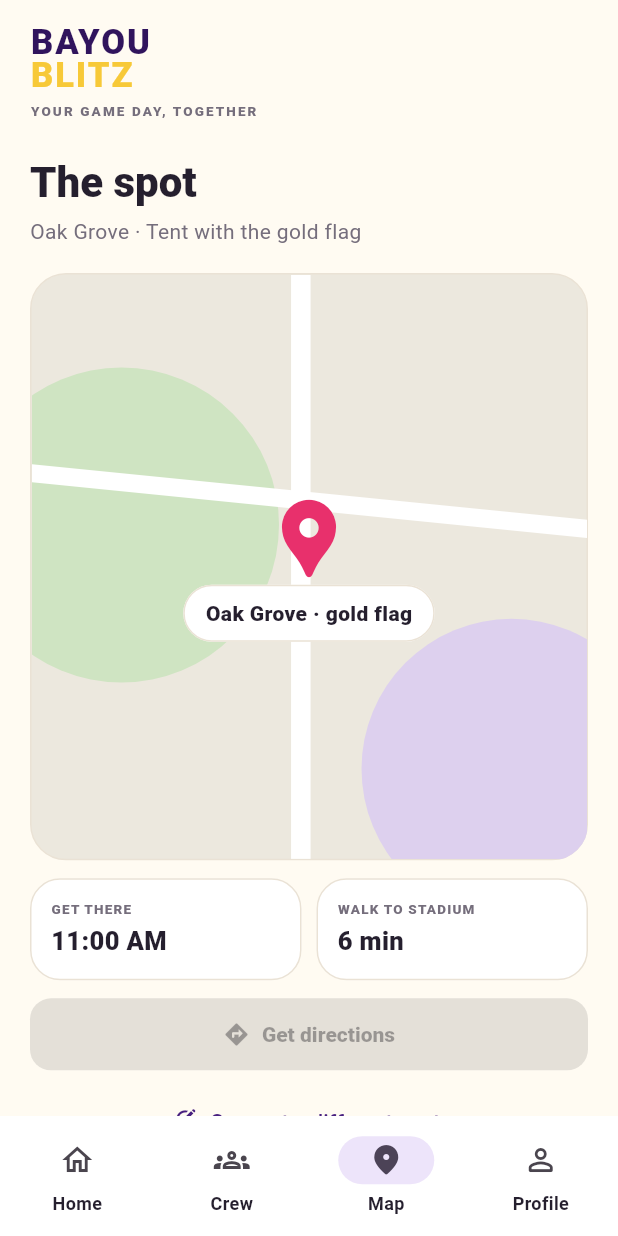
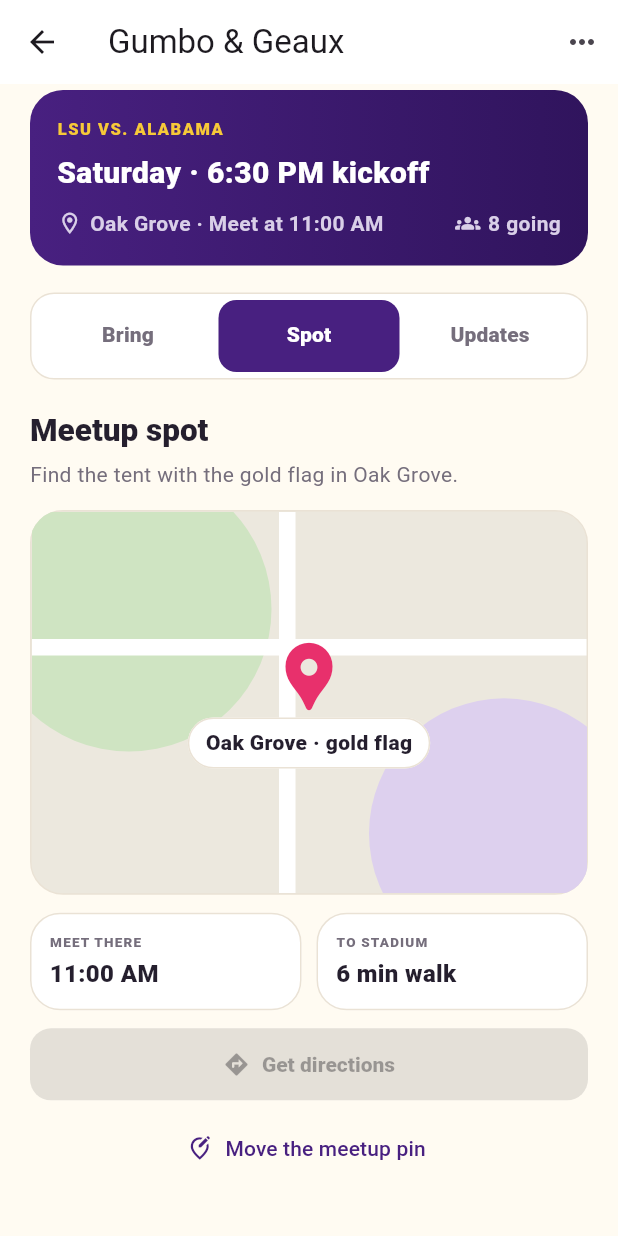
Before and after one commit to tylerlallande/Project-5, a Flutter app: the screen it shows after launch, scrolled down 287 dp, after a tap on the "map" icon, on a phone screen of 412 x 824 dp. Run offline on Flutter 3.47's test engine with Material 3 defaults, Android fonts, the phone set to English and light mode, and no system bars; Roboto replaces fonts that are missing (Arial).

Commit message:
Add tailgate detail page with event tabs

```diff
--- a/lib/app_shell.dart
+++ b/lib/app_shell.dart
@@ -1,5 +1,6 @@
 import 'package:flutter/material.dart';
 
+import 'features/tailgate_detail/tailgate_detail_screen.dart';
 import 'screens/crew_screen.dart';
 import 'screens/home_screen.dart';
 import 'screens/map_screen.dart';
@@ -36,6 +37,14 @@ class _AppShellState extends State<AppShell> {
     );
   }
 
+  void _openTailgate(int tabIndex) {
+    Navigator.of(context).push(
+      MaterialPageRoute<void>(
+        builder: (_) => TailgateDetailScreen(initialTab: tabIndex),
+      ),
+    );
+  }
+
   @override
   Widget build(BuildContext context) {
     return Scaffold(
@@ -46,7 +55,7 @@ class _AppShellState extends State<AppShell> {
           controller: _pageController,
           onPageChanged: (index) => setState(() => _pageIndex = index),
           children: [
-            HomeScreen(onNavigate: _goToPage),
+            HomeScreen(onNavigate: _goToPage, onOpenTailgate: _openTailgate),
             const CrewScreen(),
             const MapScreen(),
             const ProfileScreen(),
--- /dev/null
+++ b/lib/features/tailgate_detail/tailgate_detail_screen.dart
@@ -0,0 +1,463 @@
+import 'package:flutter/material.dart';
+
+import '../../theme/app_theme.dart';
+import '../bring_list/bring_list_section.dart';
+
+class TailgateDetailScreen extends StatelessWidget {
+  const TailgateDetailScreen({super.key, this.initialTab = 0});
+
+  final int initialTab;
+
+  @override
+  Widget build(BuildContext context) {
+    return DefaultTabController(
+      length: 3,
+      initialIndex: initialTab.clamp(0, 2),
+      child: Scaffold(
+        appBar: AppBar(
+          title: const Text('Gumbo & Geaux'),
+          actions: [
+            IconButton(
+              tooltip: 'Tailgate options',
+              onPressed: () {},
+              icon: const Icon(Icons.more_horiz_rounded),
+            ),
+          ],
+        ),
+        body: Column(
+          children: [
+            const _TailgateSummary(),
+            const Padding(
+              padding: EdgeInsets.fromLTRB(20, 8, 20, 8),
+              child: _TailgateTabBar(),
+            ),
+            const Expanded(
+              child: TabBarView(
+                key: Key('tailgate-tab-view'),
+                children: [_BringTab(), _SpotTab(), _UpdatesTab()],
+              ),
+            ),
+          ],
+        ),
+      ),
+    );
+  }
+}
+
+class _TailgateSummary extends StatelessWidget {
+  const _TailgateSummary();
+
+  @override
+  Widget build(BuildContext context) {
+    return Container(
+      width: double.infinity,
+      margin: const EdgeInsets.fromLTRB(20, 4, 20, 10),
+      padding: const EdgeInsets.all(18),
+      decoration: BoxDecoration(
+        gradient: const LinearGradient(
+          colors: [AppColors.purple, AppColors.deepPurple],
+        ),
+        borderRadius: BorderRadius.circular(22),
+      ),
+      child: const Column(
+        crossAxisAlignment: CrossAxisAlignment.start,
+        children: [
+          Text(
+            'LSU VS. ALABAMA',
+            style: TextStyle(
+              color: AppColors.gold,
+              fontSize: 11,
+              fontWeight: FontWeight.w900,
+              letterSpacing: 1,
+            ),
+          ),
+          SizedBox(height: 7),
+          Text(
+            'Saturday · 6:30 PM kickoff',
+            style: TextStyle(
+              color: Colors.white,
+              fontSize: 20,
+              fontWeight: FontWeight.w900,
+            ),
+          ),
+          SizedBox(height: 9),
+          Row(
+            children: [
+              Icon(
+                Icons.location_on_outlined,
+                color: Color(0xFFD9CFE8),
+                size: 17,
+              ),
+              SizedBox(width: 5),
+              Expanded(
+                child: Text(
+                  'Oak Grove · Meet at 11:00 AM',
+                  style: TextStyle(
+                    color: Color(0xFFD9CFE8),
+                    fontWeight: FontWeight.w600,
+                  ),
+                ),
+              ),
+              Icon(Icons.groups_rounded, color: Color(0xFFD9CFE8), size: 17),
+              SizedBox(width: 5),
+              Text(
+                '8 going',
+                style: TextStyle(
+                  color: Color(0xFFD9CFE8),
+                  fontWeight: FontWeight.w600,
+                ),
+              ),
+            ],
+          ),
+        ],
+      ),
+    );
+  }
+}
+
+class _TailgateTabBar extends StatelessWidget {
+  const _TailgateTabBar();
+
+  @override
+  Widget build(BuildContext context) {
+    return Container(
+      padding: const EdgeInsets.all(4),
+      decoration: BoxDecoration(
+        color: Colors.white,
+        borderRadius: BorderRadius.circular(16),
+        border: Border.all(color: AppColors.border),
+      ),
+      child: TabBar(
+        dividerColor: Colors.transparent,
+        indicatorSize: TabBarIndicatorSize.tab,
+        indicator: BoxDecoration(
+          color: AppColors.purple,
+          borderRadius: BorderRadius.circular(12),
+        ),
+        labelColor: Colors.white,
+        unselectedLabelColor: AppColors.muted,
+        labelStyle: const TextStyle(fontWeight: FontWeight.w800),
+        tabs: const [
+          Tab(key: Key('tailgate-bring-tab'), text: 'Bring'),
+          Tab(key: Key('tailgate-spot-tab'), text: 'Spot'),
+          Tab(key: Key('tailgate-updates-tab'), text: 'Updates'),
+        ],
+      ),
+    );
+  }
+}
+
+class _BringTab extends StatelessWidget {
+  const _BringTab();
+
+  @override
+  Widget build(BuildContext context) {
+    return const SingleChildScrollView(
+      key: Key('tailgate-bring-content'),
+      padding: EdgeInsets.fromLTRB(20, 12, 20, 30),
+      child: BringListSection(),
+    );
+  }
+}
+
+class _SpotTab extends StatelessWidget {
+  const _SpotTab();
+
+  @override
+  Widget build(BuildContext context) {
+    return ListView(
+      key: const Key('tailgate-spot-content'),
+      padding: const EdgeInsets.fromLTRB(20, 12, 20, 30),
+      children: [
+        Text('Meetup spot', style: Theme.of(context).textTheme.headlineSmall),
+        const SizedBox(height: 5),
+        const Text(
+          'Find the tent with the gold flag in Oak Grove.',
+          style: TextStyle(color: AppColors.muted),
+        ),
+        const SizedBox(height: 14),
+        const _MapPreview(),
+        const SizedBox(height: 12),
+        const Row(
+          children: [
+            Expanded(
+              child: _SpotStat(label: 'MEET THERE', value: '11:00 AM'),
+            ),
+            SizedBox(width: 10),
+            Expanded(
+              child: _SpotStat(label: 'TO STADIUM', value: '6 min walk'),
+            ),
+          ],
+        ),
+        const SizedBox(height: 12),
+        FilledButton.icon(
+          onPressed: null,
+          icon: Icon(Icons.directions_rounded),
+          label: Text('Get directions'),
+        ),
+        const SizedBox(height: 8),
+        TextButton.icon(
+          onPressed: () {},
+          icon: const Icon(Icons.edit_location_alt_outlined),
+          label: const Text('Move the meetup pin'),
+        ),
+      ],
+    );
+  }
+}
+
+class _MapPreview extends StatelessWidget {
+  const _MapPreview();
+
+  @override
+  Widget build(BuildContext context) {
+    return AspectRatio(
+      aspectRatio: 1.45,
+      child: Container(
+        clipBehavior: Clip.antiAlias,
+        decoration: BoxDecoration(
+          color: const Color(0xFFECE8DE),
+          borderRadius: BorderRadius.circular(22),
+          border: Border.all(color: AppColors.border),
+        ),
+        child: Stack(
+          children: [
+            const Positioned(
+              left: -30,
+              top: -30,
+              child: CircleAvatar(
+                radius: 95,
+                backgroundColor: Color(0xFFCFE4C2),
+              ),
+            ),
+            const Positioned(
+              right: -35,
+              bottom: -50,
+              child: CircleAvatar(
+                radius: 90,
+                backgroundColor: Color(0xFFDDD0EE),
+              ),
+            ),
+            Positioned(
+              left: 0,
+              right: 0,
+              top: 85,
+              child: Container(height: 11, color: Colors.white),
+            ),
+            Positioned(
+              left: 165,
+              top: 0,
+              bottom: 0,
+              child: Container(width: 11, color: Colors.white),
+            ),
+            const Center(
+              child: Column(
+                mainAxisSize: MainAxisSize.min,
+                children: [
+                  Icon(Icons.location_pin, size: 54, color: Color(0xFFE8306C)),
+                  Card(
+                    child: Padding(
+                      padding: EdgeInsets.symmetric(
+                        horizontal: 12,
+                        vertical: 7,
+                      ),
+                      child: Text(
+                        'Oak Grove · gold flag',
+                        style: TextStyle(fontWeight: FontWeight.w800),
+                      ),
+                    ),
+                  ),
+                ],
+              ),
+            ),
+          ],
+        ),
+      ),
+    );
+  }
+}
+
+class _SpotStat extends StatelessWidget {
+  const _SpotStat({required this.label, required this.value});
+
+  final String label;
+  final String value;
+
+  @override
+  Widget build(BuildContext context) {
+    return Card(
+      child: Padding(
+        padding: const EdgeInsets.all(13),
+        child: Column(
+          crossAxisAlignment: CrossAxisAlignment.start,
+          children: [
+            Text(
+              label,
+              style: const TextStyle(
+                fontSize: 9,
+                fontWeight: FontWeight.w800,
+                letterSpacing: .8,
+                color: AppColors.muted,
+              ),
+            ),
+            const SizedBox(height: 3),
+            Text(
+              value,
+              style: const TextStyle(fontSize: 16, fontWeight: FontWeight.w900),
+            ),
+          ],
+        ),
+      ),
+    );
+  }
+}
+
+class _UpdatesTab extends StatefulWidget {
+  const _UpdatesTab();
+
+  @override
+  State<_UpdatesTab> createState() => _UpdatesTabState();
+}
+
+class _UpdatesTabState extends State<_UpdatesTab> {
+  final List<
+    ({String author, String role, String message, String time, Color color})
+  >
+  _updates = [
+    (
+      author: 'Jordan',
+      role: 'Grill master',
+      message: 'Tent’s up by the gold flag 💜',
+      time: '11:05 AM',
+      color: AppColors.purple,
+    ),
+    (
+      author: 'Marcus',
+      role: 'Drinks',
+      message: 'Ice is here. Who has the speaker?',
+      time: '11:40 AM',
+      color: Color(0xFFC53A36),
+    ),
+  ];
+  final TextEditingController _controller = TextEditingController();
+
+  @override
+  void dispose() {
+    _controller.dispose();
+    super.dispose();
+  }
+
+  @override
+  Widget build(BuildContext context) {
+    return Column(
+      key: const Key('tailgate-updates-content'),
+      children: [
+        Expanded(
+          child: ListView.separated(
+            padding: const EdgeInsets.fromLTRB(20, 12, 20, 12),
+            itemCount: _updates.length,
+            separatorBuilder: (_, _) => const SizedBox(height: 10),
+            itemBuilder: (context, index) =>
+                _UpdateCard(update: _updates[index]),
+          ),
+        ),
+        Container(
+          padding: const EdgeInsets.fromLTRB(16, 10, 16, 16),
+          decoration: const BoxDecoration(
+            color: Colors.white,
+            border: Border(top: BorderSide(color: AppColors.border)),
+          ),
+          child: TextField(
+            key: const Key('tailgate-update-field'),
+            controller: _controller,
+            textCapitalization: TextCapitalization.sentences,
+            decoration: InputDecoration(
+              hintText: 'Post a game-day update…',
+              border: OutlineInputBorder(
+                borderRadius: BorderRadius.circular(18),
+              ),
+              suffixIcon: IconButton(
+                key: const Key('post-tailgate-update'),
+                tooltip: 'Post update',
+                onPressed: _postUpdate,
+                icon: const Icon(Icons.arrow_upward_rounded),
+              ),
+            ),
+            onSubmitted: (_) => _postUpdate(),
+          ),
+        ),
+      ],
+    );
+  }
+
+  void _postUpdate() {
+    final message = _controller.text.trim();
+    if (message.isEmpty) return;
+    setState(() {
+      _updates.add((
+        author: 'Alex',
+        role: 'Coordinator',
+        message: message,
+        time: 'Now',
+        color: AppColors.success,
+      ));
+      _controller.clear();
+    });
+  }
+}
+
+class _UpdateCard extends StatelessWidget {
+  const _UpdateCard({required this.update});
+
+  final ({String author, String role, String message, String time, Color color})
+  update;
+
+  @override
+  Widget build(BuildContext context) {
+    return Card(
+      child: Padding(
+        padding: const EdgeInsets.all(14),
+        child: Row(
+          crossAxisAlignment: CrossAxisAlignment.start,
+          children: [
+            CircleAvatar(
+              backgroundColor: update.color,
+              child: Text(
+                update.author.characters.first,
+                style: const TextStyle(
+                  color: Colors.white,
+                  fontWeight: FontWeight.w900,
+                ),
+              ),
+            ),
+            const SizedBox(width: 12),
+            Expanded(
+              child: Column(
+                crossAxisAlignment: CrossAxisAlignment.start,
+                children: [
+                  Text(
+                    '${update.author} · ${update.role}',
+                    style: const TextStyle(
+                      fontWeight: FontWeight.w800,
+                      color: AppColors.purple,
+                    ),
+                  ),
+                  const SizedBox(height: 4),
+                  Text(update.message),
+                  const SizedBox(height: 6),
+                  Text(
+                    update.time,
+                    style: const TextStyle(
+                      fontSize: 10,
+                      color: AppColors.muted,
+                    ),
+                  ),
+                ],
+              ),
+            ),
+          ],
+        ),
+      ),
+    );
+  }
+}
--- a/lib/screens/home_screen.dart
+++ b/lib/screens/home_screen.dart
@@ -4,9 +4,14 @@ import '../theme/app_theme.dart';
 import '../widgets/app_header.dart';
 
 class HomeScreen extends StatefulWidget {
-  const HomeScreen({super.key, required this.onNavigate});
+  const HomeScreen({
+    super.key,
+    required this.onNavigate,
+    required this.onOpenTailgate,
+  });
 
   final ValueChanged<int> onNavigate;
+  final ValueChanged<int> onOpenTailgate;
 
   @override
   State<HomeScreen> createState() => _HomeScreenState();
@@ -187,7 +192,7 @@ class _HomeScreenState extends State<HomeScreen> {
                         backgroundColor: Colors.white.withValues(alpha: .13),
                         foregroundColor: Colors.white,
                       ),
-                      onPressed: () => widget.onNavigate(2),
+                      onPressed: () => widget.onOpenTailgate(1),
                       icon: const Icon(Icons.map_outlined),
                     ),
                   ],
@@ -202,10 +207,30 @@ class _HomeScreenState extends State<HomeScreen> {
 
   Widget _buildQuickActions() {
     final actions = [
-      (Icons.checklist_rounded, 'Bring list', '6 of 8 ready', 1),
-      (Icons.groups_rounded, 'Crew', '8 going', 1),
-      (Icons.location_on_rounded, 'The spot', 'Oak Grove', 2),
-      (Icons.campaign_rounded, 'Updates', '2 new', 1),
+      (
+        icon: Icons.checklist_rounded,
+        title: 'Bring list',
+        detail: '6 of 8 ready',
+        onTap: () => widget.onOpenTailgate(0),
+      ),
+      (
+        icon: Icons.groups_rounded,
+        title: 'Crew',
+        detail: '8 going',
+        onTap: () => widget.onNavigate(1),
+      ),
+      (
+        icon: Icons.location_on_rounded,
+        title: 'The spot',
+        detail: 'Oak Grove',
+        onTap: () => widget.onOpenTailgate(1),
+      ),
+      (
+        icon: Icons.campaign_rounded,
+        title: 'Updates',
+        detail: '2 new',
+        onTap: () => widget.onOpenTailgate(2),
+      ),
     ];
     return GridView.builder(
       shrinkWrap: true,
@@ -227,7 +252,7 @@ class _HomeScreenState extends State<HomeScreen> {
           ),
           child: InkWell(
             borderRadius: BorderRadius.circular(17),
-            onTap: () => widget.onNavigate(action.$4),
+            onTap: action.onTap,
             child: Padding(
               padding: const EdgeInsets.all(13),
               child: Row(
@@ -235,7 +260,7 @@ class _HomeScreenState extends State<HomeScreen> {
                   CircleAvatar(
                     backgroundColor: const Color(0xFFEFE8F7),
                     foregroundColor: AppColors.purple,
-                    child: Icon(action.$1, size: 21),
+                    child: Icon(action.icon, size: 21),
                   ),
                   const SizedBox(width: 10),
                   Expanded(
@@ -244,11 +269,11 @@ class _HomeScreenState extends State<HomeScreen> {
                       crossAxisAlignment: CrossAxisAlignment.start,
                       children: [
                         Text(
-                          action.$2,
+                          action.title,
                           style: const TextStyle(fontWeight: FontWeight.w800),
                         ),
                         Text(
-                          action.$3,
+                          action.detail,
                           style: const TextStyle(
                             fontSize: 11,
                             color: AppColors.muted,
@@ -294,7 +319,7 @@ class _HomeScreenState extends State<HomeScreen> {
     return Card(
       child: InkWell(
         borderRadius: BorderRadius.circular(20),
-        onTap: () => widget.onNavigate(1),
+        onTap: () => widget.onOpenTailgate(0),
         child: Padding(
           padding: const EdgeInsets.all(14),
           child: Row(
```
Also changed, not shown: 1 other file.
